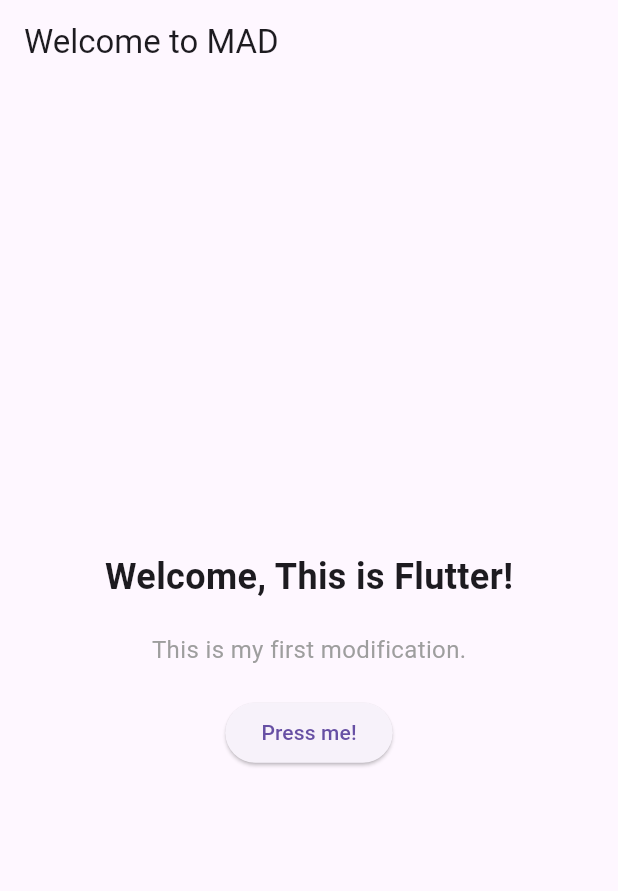
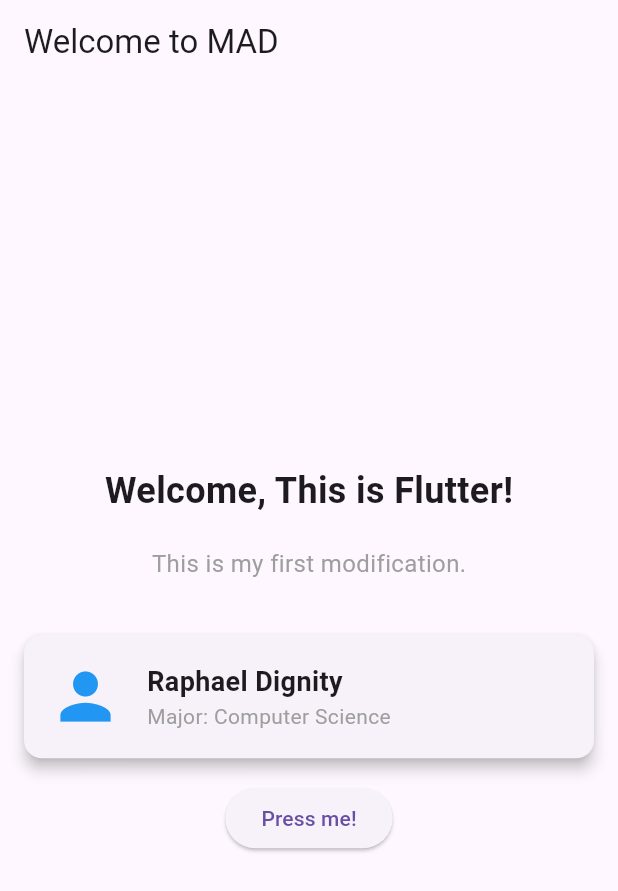
Before and after one commit to OfficialEseosa/team_app_raphael_dignity, a Flutter app: the screen it shows after launch, on a phone screen of 412 x 824 dp. Shown: the top 891 px of the screen. Run offline on Flutter 3.47's test engine with Material 3 defaults, Android fonts, the phone set to English and light mode, and no system bars.

Commit message:
Add user profile card to HomePage with name and major details

```diff
--- a/lib/main.dart
+++ b/lib/main.dart
@@ -45,6 +45,28 @@
               style: TextStyle(fontSize: 16, color: Colors.grey),
             ),
             SizedBox(height: 20),
+            Card(
+              elevation: 4,
+              margin: EdgeInsets.all(16),
+              child: Padding(
+                padding: EdgeInsets.all(16),
+                child: Row(
+                  children: [
+                    Icon(Icons.person, size: 50, color: Colors.blue),
+                    SizedBox(width: 16),
+                    Column(
+                      crossAxisAlignment: CrossAxisAlignment.start,
+                      children: [
+                        Text('Raphael Dignity',
+                          style: TextStyle(fontSize: 18, fontWeight: FontWeight.bold)),
+                        Text('Major: Computer Science',
+                          style: TextStyle(color: Colors.grey)),
+                      ],
+                    ),
+                  ],
+                ),
+              ),
+            ),
             ElevatedButton(
               onPressed: () {
                 print('Button Clicked!');
```
